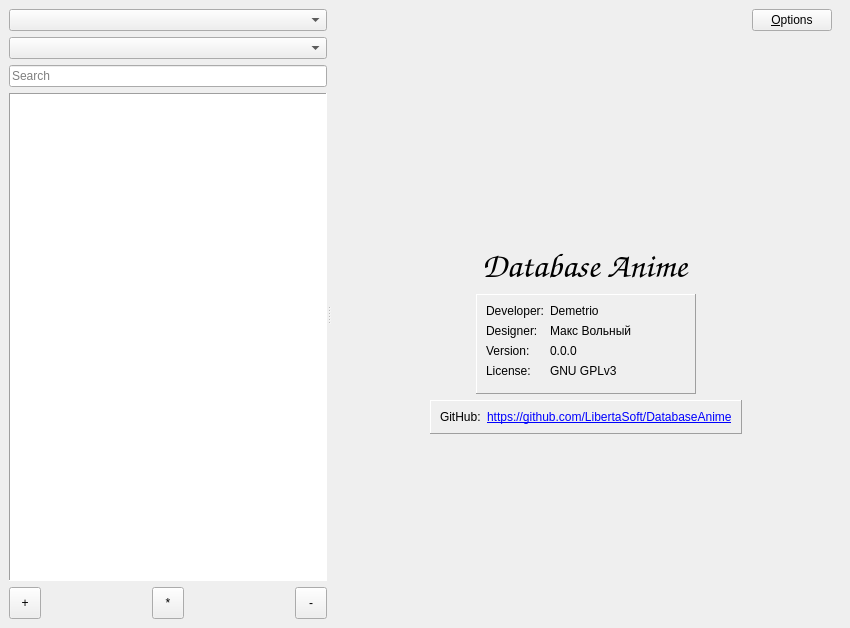
Qt form mainwindow.ui (LibertaSoft/DatabaseAnime) before a commit.
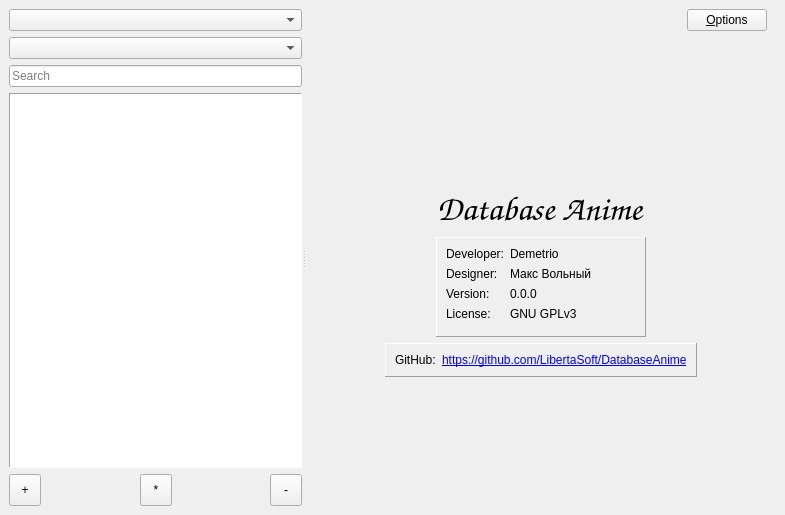
The same form after that commit. The open tabs and pages were chosen to show the change. Icons and pictures are not drawn. Custom widgets are drawn as their Qt base class.

Commit message: Иконка для исполняемого файла на платформе windows. Изменён минимальный размер кнопок добавить/редактировать/удалить.

What changed in the file:
```diff
--- a/mainwindow.ui
+++ b/mainwindow.ui
@@ -6,8 +6,8 @@
    <rect>
     <x>0</x>
     <y>0</y>
-    <width>850</width>
-    <height>628</height>
+    <width>785</width>
+    <height>515</height>
    </rect>
   </property>
   <property name="windowTitle">
@@ -363,6 +363,9 @@
              <property name="orientation">
               <enum>Qt::Horizontal</enum>
              </property>
+             <property name="sizeType">
+              <enum>QSizePolicy::MinimumExpanding</enum>
+             </property>
              <property name="sizeHint" stdset="0">
               <size>
                <width>40</width>
@@ -381,7 +384,7 @@
              </property>
              <property name="minimumSize">
               <size>
-               <width>220</width>
+               <width>210</width>
                <height>100</height>
               </size>
              </property>
@@ -465,6 +468,9 @@
              <property name="orientation">
               <enum>Qt::Horizontal</enum>
              </property>
+             <property name="sizeType">
+              <enum>QSizePolicy::MinimumExpanding</enum>
+             </property>
              <property name="sizeHint" stdset="0">
               <size>
                <width>40</width>
```
Left out of the diff: 2 changed lines with no effect on the pictures. The commit also changes 3 other files.
